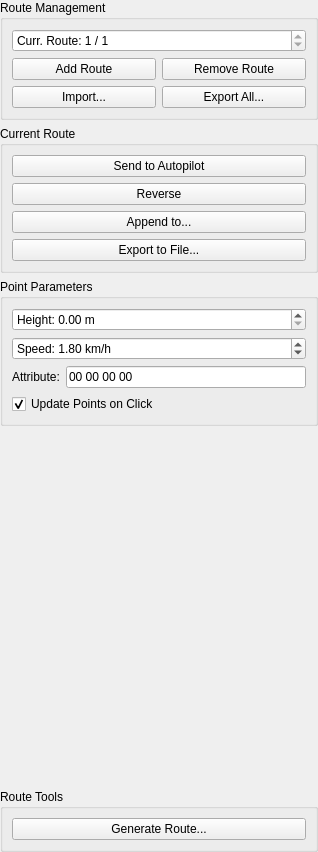
Old version of the form userinterface/planui.ui in the repository RISE-Dependable-Transport-Systems/WayWise.
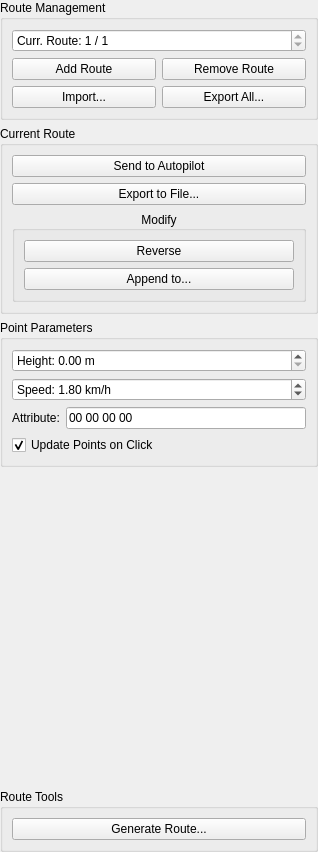
New version of the form.

Commit message: Functions modifying the current route are now grouped.

What changed in the file:
```diff
--- a/userinterface/planui.ui
+++ b/userinterface/planui.ui
@@ -112,6 +112,22 @@
        </widget>
       </item>
       <item>
+       <widget class="QPushButton" name="exportCurrentRouteButton">
+        <property name="text">
+         <string>Export to File...</string>
+        </property>
+       </widget>
+      </item>
+      <item>
+       <widget class="QGroupBox" name="groupBox_4">
+        <property name="title">
+         <string>Modify</string>
+        </property>
+        <property name="alignment">
+         <set>Qt::AlignCenter</set>
+        </property>
+        <layout class="QVBoxLayout" name="verticalLayout_6">
+         <item>
        <widget class="QPushButton" name="reverseButton">
         <property name="text">
          <string>Reverse</string>
@@ -125,11 +141,7 @@
         </property>
        </widget>
       </item>
-      <item>
-       <widget class="QPushButton" name="exportCurrentRouteButton">
-        <property name="text">
-         <string>Export to File...</string>
-        </property>
+        </layout>
        </widget>
       </item>
      </layout>
```
Lines whose indentation alone changed are shown as unchanged.
